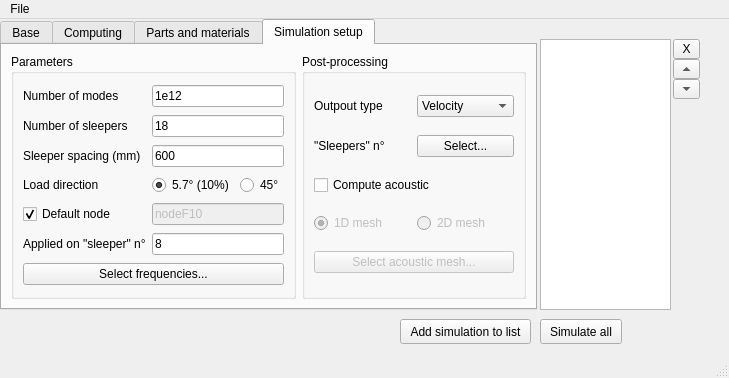
Above: src/MultiSleeperModel/DevFiles/App/GUI.ui from jcugnoni-heig/RailTrackModellingToolbox before the change. Below: the same form after it.
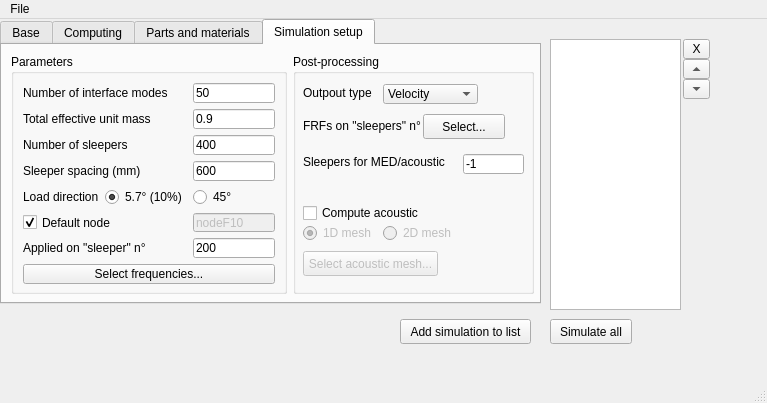
That is the form after the change. The open tabs and pages were chosen to show the change.

Diff of the .ui file:
```diff
--- a/src/MultiSleeperModel/DevFiles/App/GUI.ui
+++ b/src/MultiSleeperModel/DevFiles/App/GUI.ui
@@ -6,8 +6,8 @@
    <rect>
     <x>0</x>
     <y>0</y>
-    <width>729</width>
-    <height>378</height>
+    <width>767</width>
+    <height>403</height>
    </rect>
   </property>
   <property name="windowTitle">
@@ -36,7 +36,7 @@
    <widget class="QPushButton" name="btn_simulate">
     <property name="geometry">
      <rect>
-      <x>540</x>
+      <x>550</x>
       <y>300</y>
       <width>82</width>
       <height>25</height>
@@ -51,8 +51,8 @@
      <rect>
       <x>0</x>
       <y>0</y>
-      <width>537</width>
-      <height>291</height>
+      <width>541</width>
+      <height>285</height>
      </rect>
     </property>
     <property name="currentIndex">
@@ -1164,76 +1164,27 @@
      <attribute name="title">
       <string>Simulation setup</string>
      </attribute>
-     <layout class="QHBoxLayout" name="horizontalLayout">
-      <item>
        <widget class="QGroupBox" name="groupBox_7">
+      <property name="geometry">
+       <rect>
+        <x>9</x>
+        <y>9</y>
+        <width>276</width>
+        <height>240</height>
+       </rect>
+      </property>
         <property name="title">
          <string>Parameters</string>
         </property>
         <layout class="QGridLayout" name="gridLayout_8">
-         <item row="2" column="0">
-          <widget class="QLabel" name="label_36">
-           <property name="text">
-            <string>Sleeper spacing (mm)</string>
-           </property>
-          </widget>
-         </item>
-         <item row="2" column="1" colspan="2">
-          <widget class="QLineEdit" name="txt_slpSpacing">
-           <property name="text">
-            <string>600</string>
-           </property>
-          </widget>
-         </item>
-         <item row="4" column="0">
+       <item row="6" column="0">
           <widget class="QLabel" name="label_21">
            <property name="text">
             <string>Load direction</string>
            </property>
           </widget>
          </item>
-         <item row="1" column="1" colspan="2">
-          <widget class="QLineEdit" name="txt_nSlp">
-           <property name="text">
-            <string>18</string>
-           </property>
-          </widget>
-         </item>
-         <item row="0" column="0">
-          <widget class="QLabel" name="label_25">
-           <property name="whatsThis">
-            <string/>
-           </property>
-           <property name="text">
-            <string>Number of modes</string>
-           </property>
-          </widget>
-         </item>
-         <item row="1" column="0">
-          <widget class="QLabel" name="label_20">
-           <property name="text">
-            <string>Number of sleepers</string>
-           </property>
-          </widget>
-         </item>
-         <item row="6" column="0">
-          <widget class="QLabel" name="label_23">
-           <property name="text">
-            <string>Applied on &quot;sleeper&quot; n°</string>
-           </property>
-          </widget>
-         </item>
-         <item row="5" column="0">
-          <widget class="QCheckBox" name="cb_defaultNode">
-           <property name="text">
-            <string>Default node</string>
-           </property>
-           <property name="checked">
-            <bool>true</bool>
-           </property>
-          </widget>
-         </item>
-         <item row="4" column="1">
+       <item row="6" column="1">
           <widget class="QRadioButton" name="rb_10pct">
            <property name="toolTip">
             <string>&lt;html&gt;&lt;head/&gt;&lt;body&gt;&lt;p&gt;The force acts in a plane parallel to the YZ plane, either at 45° inward (turn case), or at 5.7° outward (default case).&lt;/p&gt;&lt;/body&gt;&lt;/html&gt;</string>
@@ -1246,7 +1197,7 @@
            </property>
           </widget>
          </item>
-         <item row="4" column="2">
+       <item row="6" column="2">
           <widget class="QRadioButton" name="rb_45deg">
            <property name="toolTip">
             <string>&lt;html&gt;&lt;head/&gt;&lt;body&gt;&lt;p&gt;The force acts in a plane parallel to the YZ plane, either at 45° inward (turn case), or at 5.7° outward (default case).&lt;/p&gt;&lt;/body&gt;&lt;/html&gt;</string>
@@ -1256,17 +1207,88 @@
            </property>
           </widget>
          </item>
-         <item row="6" column="1" colspan="2">
-          <widget class="QLineEdit" name="txt_slpForce">
+       <item row="9" column="0" colspan="3">
+        <widget class="QPushButton" name="btn_freqs">
+         <property name="enabled">
+          <bool>true</bool>
+         </property>
+         <property name="text">
+          <string>Select frequencies...</string>
+         </property>
+        </widget>
+       </item>
+       <item row="0" column="2">
+        <widget class="QLineEdit" name="txt_nModes">
            <property name="toolTip">
             <string>&lt;html&gt;&lt;head/&gt;&lt;body&gt;&lt;p&gt;The force will be applied to the group of node indicated above, on the substructure corresponding to the sleeper number entered here. The excited side is always the right side.&lt;/p&gt;&lt;/body&gt;&lt;/html&gt;</string>
            </property>
            <property name="text">
-            <string>8</string>
+          <string>50</string>
            </property>
           </widget>
          </item>
-         <item row="5" column="1" colspan="2">
+       <item row="0" column="0" colspan="2">
+        <widget class="QLabel" name="label_25">
+         <property name="whatsThis">
+          <string/>
+         </property>
+         <property name="text">
+          <string>Number of interface modes</string>
+         </property>
+        </widget>
+       </item>
+       <item row="1" column="2">
+        <widget class="QLineEdit" name="txt_cumulMassEffeUn">
+         <property name="toolTip">
+          <string>&lt;html&gt;&lt;head/&gt;&lt;body&gt;&lt;p&gt;This is the minimum cumulated effective unit mass requested in each direction (see doc Code_Aster R5.01.03). It enables selecting the smallest number of eigenmodes such that the cumulated effective unit mass reaches that value ([0;1]) in each direction.&lt;/p&gt;&lt;/body&gt;&lt;/html&gt;</string>
+         </property>
+         <property name="statusTip">
+          <string/>
+         </property>
+         <property name="text">
+          <string>0.9</string>
+         </property>
+        </widget>
+       </item>
+       <item row="1" column="0" colspan="2">
+        <widget class="QLabel" name="label_44">
+         <property name="whatsThis">
+          <string/>
+         </property>
+         <property name="text">
+          <string>Total effective unit mass</string>
+         </property>
+        </widget>
+       </item>
+       <item row="3" column="2">
+        <widget class="QLineEdit" name="txt_nSlp">
+         <property name="text">
+          <string>400</string>
+         </property>
+        </widget>
+       </item>
+       <item row="4" column="2">
+        <widget class="QLineEdit" name="txt_slpSpacing">
+         <property name="text">
+          <string>600</string>
+         </property>
+        </widget>
+       </item>
+       <item row="4" column="0" colspan="2">
+        <widget class="QLabel" name="label_36">
+         <property name="text">
+          <string>Sleeper spacing (mm)</string>
+         </property>
+        </widget>
+       </item>
+       <item row="3" column="0" colspan="2">
+        <widget class="QLabel" name="label_20">
+         <property name="text">
+          <string>Number of sleepers</string>
+         </property>
+        </widget>
+       </item>
+       <item row="7" column="2">
           <widget class="QLineEdit" name="txt_forceNode">
            <property name="enabled">
             <bool>false</bool>
@@ -1279,40 +1301,56 @@
            </property>
           </widget>
          </item>
-         <item row="0" column="1" colspan="2">
-          <widget class="QLineEdit" name="txt_nModes">
-           <property name="toolTip">
-            <string>&lt;html&gt;&lt;head/&gt;&lt;body&gt;&lt;p&gt;The modes (computed in phase 1) that are going to be used are the union of the N most influent modes to the response computed in phase 1, among the 6 substructures used. The total number of modes may be larger than this number (N). N can be decreased for quicker and perhaps less accurate simulations.&lt;/p&gt;&lt;/body&gt;&lt;/html&gt;</string>
-           </property>
-           <property name="statusTip">
-            <string/>
-           </property>
+       <item row="7" column="0" colspan="2">
+        <widget class="QCheckBox" name="cb_defaultNode">
            <property name="text">
-            <string>1e12</string>
-           </property>
-          </widget>
-         </item>
-         <item row="7" column="0" colspan="3">
-          <widget class="QPushButton" name="btn_freqs">
-           <property name="enabled">
+          <string>Default node</string>
+         </property>
+         <property name="checked">
             <bool>true</bool>
            </property>
+        </widget>
+       </item>
+       <item row="8" column="2">
+        <widget class="QLineEdit" name="txt_slpForce">
+         <property name="toolTip">
+          <string>&lt;html&gt;&lt;head/&gt;&lt;body&gt;&lt;p&gt;The force will be applied to the group of node indicated above, on the substructure corresponding to the sleeper number entered here. The excited side is always the right side.&lt;/p&gt;&lt;/body&gt;&lt;/html&gt;</string>
+         </property>
            <property name="text">
-            <string>Select frequencies...</string>
+          <string>200</string>
+         </property>
+        </widget>
+       </item>
+       <item row="8" column="0" colspan="2">
+        <widget class="QLabel" name="label_23">
+         <property name="text">
+          <string>Applied on &quot;sleeper&quot; n°</string>
            </property>
           </widget>
          </item>
         </layout>
        </widget>
-      </item>
-      <item>
        <widget class="QGroupBox" name="groupBox_8">
+      <property name="geometry">
+       <rect>
+        <x>291</x>
+        <y>9</y>
+        <width>241</width>
+        <height>240</height>
+       </rect>
+      </property>
         <property name="title">
          <string>Post-processing</string>
         </property>
-        <layout class="QGridLayout" name="gridLayout_9">
-         <item row="2" column="0" colspan="2">
           <widget class="QCheckBox" name="cb_computeAcoustic">
+       <property name="geometry">
+        <rect>
+         <x>10</x>
+         <y>150</y>
+         <width>121</width>
+         <height>18</height>
+        </rect>
+       </property>
            <property name="toolTip">
             <string>&lt;html&gt;&lt;head/&gt;&lt;body&gt;&lt;p&gt;If the acoustic mesh is 1D, the output is the acoustic pressure at each node of the mesh. &lt;/p&gt;&lt;p&gt;If it is 2D, the ouput is the acoustic power integrated over the mesh area.&lt;/p&gt;&lt;/body&gt;&lt;/html&gt;</string>
            </property>
@@ -1320,26 +1358,44 @@
             <string>Compute acoustic</string>
            </property>
           </widget>
-         </item>
-         <item row="0" column="0">
           <widget class="QLabel" name="label_22">
+       <property name="geometry">
+        <rect>
+         <x>10</x>
+         <y>31</y>
+         <width>76</width>
+         <height>16</height>
+        </rect>
+       </property>
            <property name="text">
             <string>Outpout type</string>
            </property>
           </widget>
-         </item>
-         <item row="1" column="0">
           <widget class="QLabel" name="label_24">
+       <property name="geometry">
+        <rect>
+         <x>10</x>
+         <y>64</y>
+         <width>131</width>
+         <height>16</height>
+        </rect>
+       </property>
            <property name="text">
-            <string>&quot;Sleepers&quot; n°</string>
-           </property>
-          </widget>
-         </item>
-         <item row="5" column="0" colspan="2">
+        <string>FRFs on &quot;sleepers&quot; n°</string>
+       </property>
+      </widget>
           <widget class="QPushButton" name="btn_selectAcousticMesh">
            <property name="enabled">
             <bool>false</bool>
            </property>
+       <property name="geometry">
+        <rect>
+         <x>10</x>
+         <y>197</y>
+         <width>135</width>
+         <height>25</height>
+        </rect>
+       </property>
            <property name="toolTip">
             <string>&lt;html&gt;&lt;head/&gt;&lt;body&gt;&lt;p&gt;If the acoustic mesh is 1D, the output is the acoustic pressure at each node of the mesh. &lt;/p&gt;&lt;p&gt;If it is 2D, the ouput is the acoustic power integrated over the mesh area.&lt;/p&gt;&lt;/body&gt;&lt;/html&gt;</string>
            </property>
@@ -1347,9 +1403,15 @@
             <string>Select acoustic mesh...</string>
            </property>
           </widget>
-         </item>
-         <item row="0" column="1">
           <widget class="QComboBox" name="cbb_output">
+       <property name="geometry">
+        <rect>
+         <x>90</x>
+         <y>30</y>
+         <width>95</width>
+         <height>20</height>
+        </rect>
+       </property>
            <property name="toolTip">
             <string>&lt;html&gt;&lt;head/&gt;&lt;body&gt;&lt;p&gt;The FRFs and the harmonic .med file result are expressed either in terms of velocity or acceleration.&lt;/p&gt;&lt;/body&gt;&lt;/html&gt;</string>
            </property>
@@ -1364,9 +1426,15 @@
             </property>
            </item>
           </widget>
-         </item>
-         <item row="1" column="1">
           <widget class="QPushButton" name="btn_selectSubstructures">
+       <property name="geometry">
+        <rect>
+         <x>130</x>
+         <y>60</y>
+         <width>82</width>
+         <height>25</height>
+        </rect>
+       </property>
            <property name="toolTip">
             <string>&lt;html&gt;&lt;head/&gt;&lt;body&gt;&lt;p&gt;The FRF is extracted at each of the following mesh groups : &lt;/p&gt;&lt;p&gt;&lt;br/&gt;&lt;/p&gt;&lt;p&gt;['Ra_Y', 'Rb_Y', 'Rf_Y', 'Ra_Z', 'Rb_Z', 'Sc_Y', 'Ss_Y', 'Ba_Y']&lt;/p&gt;&lt;p&gt;&lt;br/&gt;&lt;/p&gt;&lt;p&gt;on each &amp;quot;Sleeper number&amp;quot; that is selected here.&lt;/p&gt;&lt;/body&gt;&lt;/html&gt;</string>
            </property>
@@ -1374,12 +1442,18 @@
             <string>Select...</string>
            </property>
           </widget>
-         </item>
-         <item row="3" column="1">
           <widget class="QRadioButton" name="rb_2D">
            <property name="enabled">
             <bool>false</bool>
            </property>
+       <property name="geometry">
+        <rect>
+         <x>90</x>
+         <y>170</y>
+         <width>71</width>
+         <height>18</height>
+        </rect>
+       </property>
            <property name="toolTip">
             <string>&lt;html&gt;&lt;head/&gt;&lt;body&gt;&lt;p&gt;If the acoustic mesh is 1D, the output is the acoustic pressure at each node of the mesh. &lt;/p&gt;&lt;p&gt;If it is 2D, the ouput is the acoustic power integrated over the mesh area.&lt;/p&gt;&lt;/body&gt;&lt;/html&gt;</string>
            </property>
@@ -1390,12 +1464,18 @@
             <bool>false</bool>
            </property>
           </widget>
-         </item>
-         <item row="3" column="0">
           <widget class="QRadioButton" name="rb_1D">
            <property name="enabled">
             <bool>false</bool>
            </property>
+       <property name="geometry">
+        <rect>
+         <x>10</x>
+         <y>170</y>
+         <width>71</width>
+         <height>18</height>
+        </rect>
+       </property>
            <property name="toolTip">
             <string>&lt;html&gt;&lt;head/&gt;&lt;body&gt;&lt;p&gt;If the acoustic mesh is 1D, the output is the acoustic pressure at each node of the mesh. &lt;/p&gt;&lt;p&gt;If it is 2D, the ouput is the acoustic power integrated over the mesh area.&lt;/p&gt;&lt;/body&gt;&lt;/html&gt;</string>
            </property>
@@ -1406,17 +1486,54 @@
             <bool>true</bool>
            </property>
           </widget>
-         </item>
-        </layout>
-       </widget>
-      </item>
-     </layout>
+      <widget class="QLabel" name="label_45">
+       <property name="enabled">
+        <bool>true</bool>
+       </property>
+       <property name="geometry">
+        <rect>
+         <x>10</x>
+         <y>100</y>
+         <width>149</width>
+         <height>16</height>
+        </rect>
+       </property>
+       <property name="whatsThis">
+        <string/>
+       </property>
+       <property name="text">
+        <string>Sleepers for MED/acoustic</string>
+       </property>
+      </widget>
+      <widget class="QLineEdit" name="txt_nSlpAcoustic">
+       <property name="enabled">
+        <bool>true</bool>
+       </property>
+       <property name="geometry">
+        <rect>
+         <x>170</x>
+         <y>100</y>
+         <width>61</width>
+         <height>20</height>
+        </rect>
+       </property>
+       <property name="toolTip">
+        <string>&lt;html&gt;&lt;head/&gt;&lt;body&gt;&lt;p&gt;Number of sleepers on each side of the load application point, for which the results will be written to a MED file.&lt;/p&gt;&lt;p&gt;Also, these sleepers are considered to contribute to the acoustic pressure on the acoustic grid points, if the acoustic calculation is requested. &lt;/p&gt;&lt;p&gt;Select &amp;quot;-1&amp;quot; for all sleepers.&lt;/p&gt;&lt;p&gt;&lt;span style=&quot; text-decoration: underline;&quot;&gt;/!\&lt;/span&gt; This number has a huge influence on the simulation time if the acoustic calculation is done.&lt;/p&gt;&lt;/body&gt;&lt;/html&gt;</string>
+       </property>
+       <property name="statusTip">
+        <string/>
+       </property>
+       <property name="text">
+        <string>-1</string>
+       </property>
+      </widget>
+     </widget>
     </widget>
    </widget>
    <widget class="QListWidget" name="list_simu">
     <property name="geometry">
      <rect>
-      <x>540</x>
+      <x>550</x>
       <y>20</y>
       <width>131</width>
       <height>271</height>
@@ -1426,7 +1543,7 @@
    <widget class="QToolButton" name="btn_moveUp">
     <property name="geometry">
      <rect>
-      <x>673</x>
+      <x>683</x>
       <y>40</y>
       <width>27</width>
       <height>20</height>
@@ -1442,7 +1559,7 @@
    <widget class="QToolButton" name="btn_moveDown">
     <property name="geometry">
      <rect>
-      <x>673</x>
+      <x>683</x>
       <y>60</y>
       <width>27</width>
       <height>20</height>
@@ -1458,7 +1575,7 @@
    <widget class="QToolButton" name="btn_deleteSimu">
     <property name="geometry">
      <rect>
-      <x>673</x>
+      <x>683</x>
       <y>20</y>
       <width>27</width>
       <height>20</height>
@@ -1477,7 +1594,7 @@
     <rect>
      <x>0</x>
      <y>0</y>
-     <width>729</width>
+     <width>767</width>
      <height>23</height>
     </rect>
    </property>
```
Left out of the diff: 124 changed lines with no effect on the pictures. Lines whose indentation alone changed are shown as unchanged.
